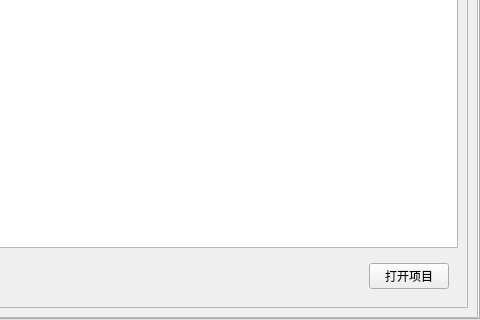
Old version of the form Qt/CloudSharedCoding/projectform.ui in the repository GnoCiYeH/CloudShareCode; both pictures show x 335 to 815 and y 210 to 530 of the 815 by 530 pixel window.
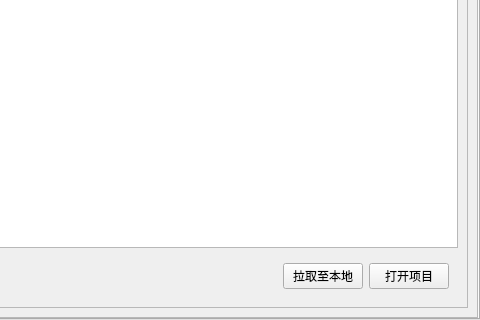
New version of the form. The open tabs and pages were chosen to show the change. Icons and pictures are not drawn.

Diff of the .ui file:
```diff
--- a/Qt/CloudSharedCoding/projectform.ui
+++ b/Qt/CloudSharedCoding/projectform.ui
@@ -200,6 +200,13 @@
                     </property>
                    </spacer>
                   </item>
+                  <item>
+                   <widget class="QPushButton" name="pushButton_9">
+                    <property name="text">
+                     <string>拉取至本地</string>
+                    </property>
+                   </widget>
+                  </item>
                   <item>
                    <widget class="QPushButton" name="pushButton_2">
                     <property name="text">
```
Left out of the diff: 9 changed lines with no effect on the pictures.
